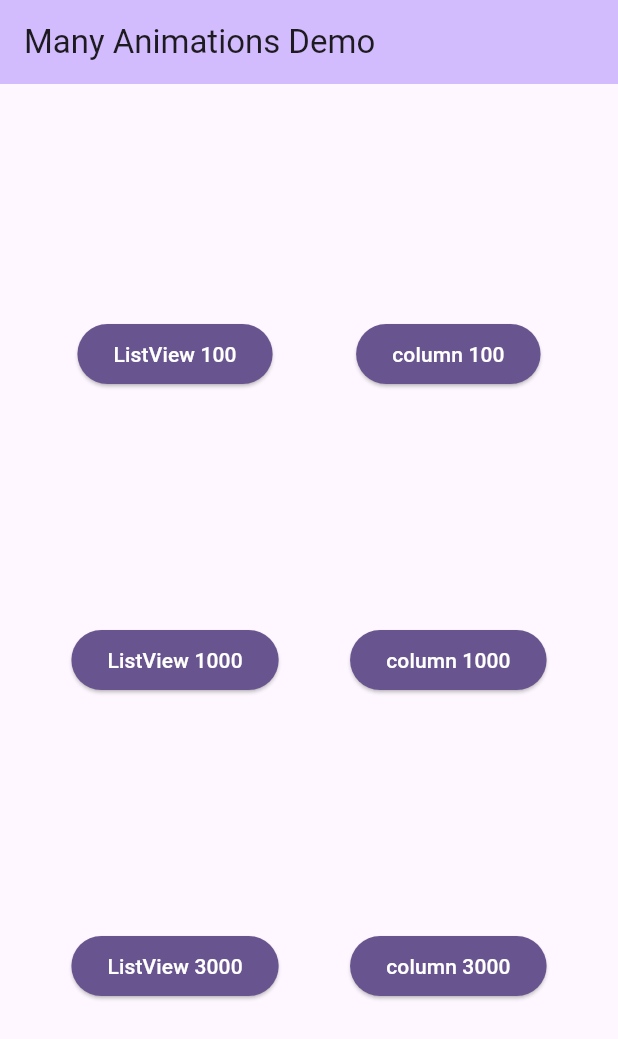
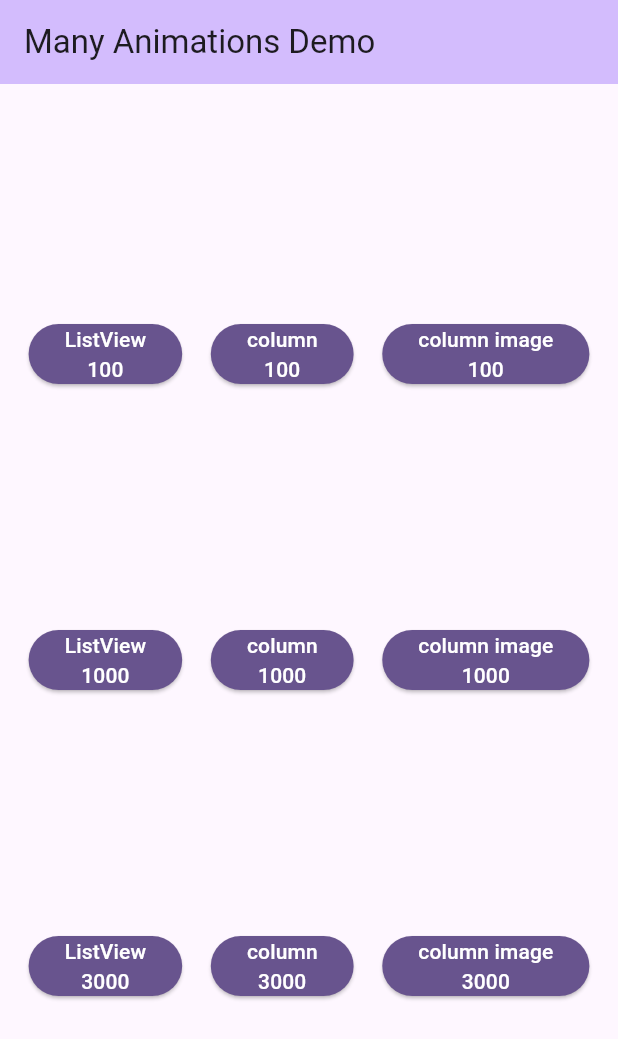
Before and after one commit to shogoisaji/many_animation_controller_test, a Flutter app: the screen it shows after launch, on a phone screen of 412 x 824 dp. Shown: the top 1039 px of the screen. Run offline on Flutter 3.47's test engine with Material 3 defaults, Android fonts, the phone set to English and light mode, and no system bars.

Commit message:
add image

```diff
--- a/lib/main.dart
+++ b/lib/main.dart
@@ -1,3 +1,4 @@
+import 'package:animation_controller_test/image_page.dart';
 import 'package:animation_controller_test/list_view_page.dart';
 import 'package:animation_controller_test/column_page.dart';
 import 'package:flutter/material.dart';
@@ -56,8 +57,9 @@ class _MyHomePageState extends State<MyHomePage> {
                     );
                   },
                   child: const Text(
-                    'ListView 100',
+                    'ListView\n100',
                     style: TextStyle(color: Colors.white),
+                    textAlign: TextAlign.center,
                   ),
                 ),
                 ElevatedButton(
@@ -71,8 +73,9 @@ class _MyHomePageState extends State<MyHomePage> {
                     );
                   },
                   child: const Text(
-                    'ListView 1000',
+                    'ListView\n1000',
                     style: TextStyle(color: Colors.white),
+                    textAlign: TextAlign.center,
                   ),
                 ),
                 ElevatedButton(
@@ -86,8 +89,9 @@ class _MyHomePageState extends State<MyHomePage> {
                     );
                   },
                   child: const Text(
-                    'ListView 3000',
+                    'ListView\n3000',
                     style: TextStyle(color: Colors.white),
+                    textAlign: TextAlign.center,
                   ),
                 ),
               ],
@@ -106,8 +110,9 @@ class _MyHomePageState extends State<MyHomePage> {
                     );
                   },
                   child: const Text(
-                    'column 100',
+                    'column\n100',
                     style: TextStyle(color: Colors.white),
+                    textAlign: TextAlign.center,
                   ),
                 ),
                 ElevatedButton(
@@ -121,8 +126,9 @@ class _MyHomePageState extends State<MyHomePage> {
                     );
                   },
                   child: const Text(
-                    'column 1000',
+                    'column\n1000',
                     style: TextStyle(color: Colors.white),
+                    textAlign: TextAlign.center,
                   ),
                 ),
                 ElevatedButton(
@@ -136,12 +142,66 @@ class _MyHomePageState extends State<MyHomePage> {
                     );
                   },
                   child: const Text(
-                    'column 3000',
+                    'column\n3000',
                     style: TextStyle(color: Colors.white),
+                    textAlign: TextAlign.center,
                   ),
                 ),
               ],
-            )
+            ),
+            Column(
+              mainAxisAlignment: MainAxisAlignment.spaceEvenly,
+              children: [
+                ElevatedButton(
+                  style: ButtonStyle(
+                    backgroundColor: MaterialStateProperty.all<Color>(Theme.of(context).colorScheme.primary),
+                  ),
+                  onPressed: () {
+                    Navigator.push(
+                      context,
+                      MaterialPageRoute(builder: (context) => const ImagePage(count: 100)),
+                    );
+                  },
+                  child: const Text(
+                    'column image\n100',
+                    style: TextStyle(color: Colors.white),
+                    textAlign: TextAlign.center,
+                  ),
+                ),
+                ElevatedButton(
+                  style: ButtonStyle(
+                    backgroundColor: MaterialStateProperty.all<Color>(Theme.of(context).colorScheme.primary),
+                  ),
+                  onPressed: () {
+                    Navigator.push(
+                      context,
+                      MaterialPageRoute(builder: (context) => const ImagePage(count: 1000)),
+                    );
+                  },
+                  child: const Text(
+                    'column image\n1000',
+                    style: TextStyle(color: Colors.white),
+                    textAlign: TextAlign.center,
+                  ),
+                ),
+                ElevatedButton(
+                  style: ButtonStyle(
+                    backgroundColor: MaterialStateProperty.all<Color>(Theme.of(context).colorScheme.primary),
+                  ),
+                  onPressed: () {
+                    Navigator.push(
+                      context,
+                      MaterialPageRoute(builder: (context) => const ImagePage(count: 3000)),
+                    );
+                  },
+                  child: const Text(
+                    'column image\n3000',
+                    style: TextStyle(color: Colors.white),
+                    textAlign: TextAlign.center,
+                  ),
+                ),
+              ],
+            ),
           ],
         ),
       ),
```
Also changed, not shown: lib/image_page.dart (added, +73 -0 lines), pubspec.yaml (+46 -48 lines), assets/sample.jpg (added).
